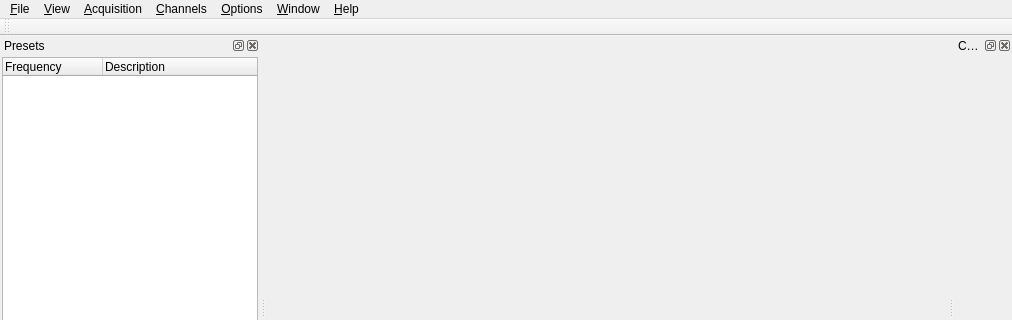
Old version of the form sdrbase/mainwindow.ui in the repository f4exb/sdrangel; both pictures show x 0 to 1012 and y 0 to 320 of the 1012 by 600 pixel window.
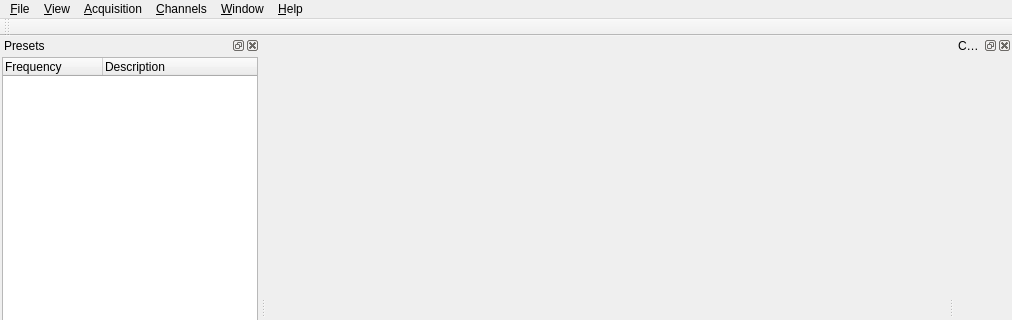
New version of the form. Icons and pictures are not drawn. Custom widgets are drawn as their Qt base class.

Patch:
```diff
--- a/sdrbase/mainwindow.ui
+++ b/sdrbase/mainwindow.ui
@@ -50,14 +50,6 @@
     <property name="title">
      <string>&amp;File</string>
     </property>
-    <addaction name="action_Exit"/>
-   </widget>
-   <widget class="QMenu" name="menu_Options">
-    <property name="title">
-     <string>&amp;Options</string>
-    </property>
-    <addaction name="actionOsmoSDR_Firmware_Upgrade"/>
-    <addaction name="separator"/>
     <addaction name="action_Preferences"/>
    </widget>
    <widget class="QMenu" name="menu_Acquisition">
@@ -100,7 +92,7 @@
    <addaction name="menu_View"/>
    <addaction name="menu_Acquisition"/>
    <addaction name="menu_Channels"/>
-   <addaction name="menu_Options"/>
+   <!--addaction name="menu_Options"/-->
    <addaction name="menu_Window"/>
    <addaction name="menu_Help"/>
   </widget>
```
Left out of the diff: 18 changed lines with no effect on the pictures.
